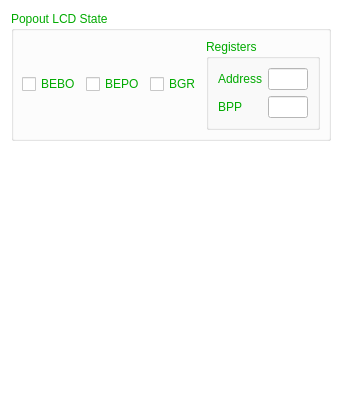
The window that gui/qt/lcdpopout.ui (CE-Programming/CEmu) describes before a commit, drawn with Qt 5.
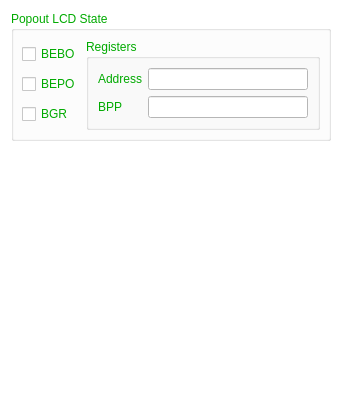
The same window after the commit. Custom widgets are drawn as their Qt base class.

The edit to the form file:
```diff
--- a/gui/qt/lcdpopout.ui
+++ b/gui/qt/lcdpopout.ui
@@ -7,7 +7,7 @@
     <x>0</x>
     <y>0</y>
     <width>338</width>
-    <height>376</height>
+    <height>382</height>
    </rect>
   </property>
   <property name="palette">
@@ -131,7 +131,41 @@
         <property name="spacing">
          <number>5</number>
         </property>
-        <item row="0" column="3">
+        <item row="0" column="0">
+         <layout class="QVBoxLayout" name="verticalLayout">
+          <property name="spacing">
+           <number>5</number>
+          </property>
+          <property name="rightMargin">
+           <number>0</number>
+          </property>
+          <property name="bottomMargin">
+           <number>0</number>
+          </property>
+          <item>
+           <widget class="QCheckBox" name="checkBEBO">
+            <property name="text">
+             <string>BEBO</string>
+            </property>
+           </widget>
+          </item>
+          <item>
+           <widget class="QCheckBox" name="checkBEPO">
+            <property name="text">
+             <string>BEPO</string>
+            </property>
+           </widget>
+          </item>
+          <item>
+           <widget class="QCheckBox" name="checkBGR">
+            <property name="text">
+             <string>BGR</string>
+            </property>
+           </widget>
+          </item>
+         </layout>
+        </item>
+        <item row="0" column="1">
          <widget class="QGroupBox" name="groupRegisters">
           <property name="title">
            <string>Registers</string>
@@ -181,27 +215,6 @@
           <zorder>label_2</zorder>
          </widget>
         </item>
-        <item row="0" column="1">
-         <widget class="QCheckBox" name="checkBEPO">
-          <property name="text">
-           <string>BEPO</string>
-          </property>
-         </widget>
-        </item>
-        <item row="0" column="0">
-         <widget class="QCheckBox" name="checkBEBO">
-          <property name="text">
-           <string>BEBO</string>
-          </property>
-         </widget>
-        </item>
-        <item row="0" column="2">
-         <widget class="QCheckBox" name="checkBGR">
-          <property name="text">
-           <string>BGR</string>
-          </property>
-         </widget>
-        </item>
        </layout>
       </widget>
      </item>
```
